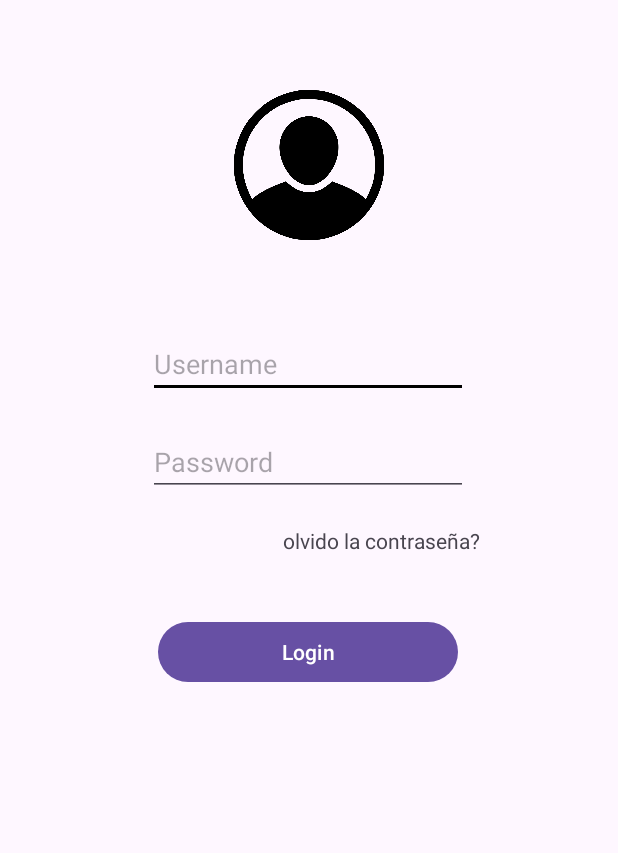
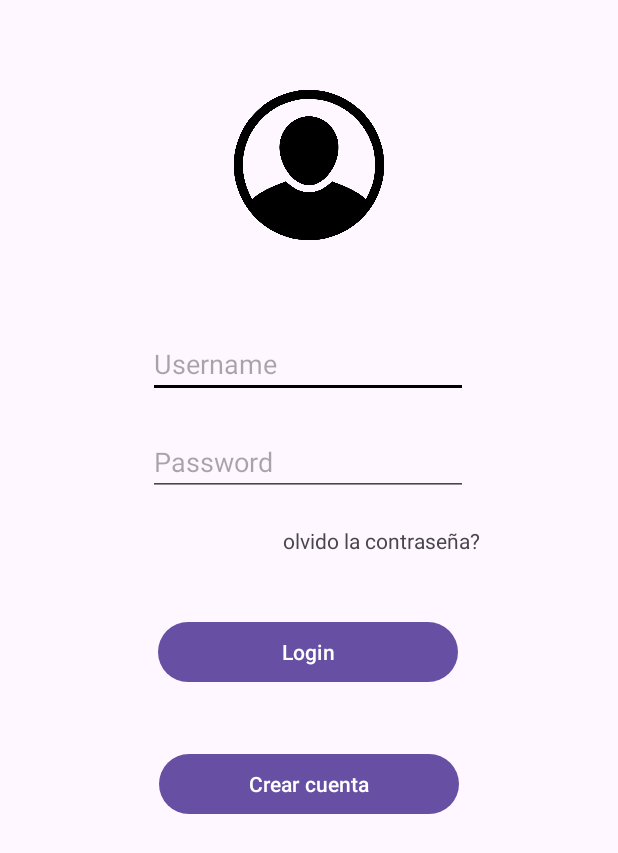
Before and after one commit to RutbelCarlosTC/IDSNP-loginsample, an Android app: the screen it shows after launch (MainActivity), on a phone screen of 412 x 824 dp. Shown: the top 853 px of the screen. Run offline under Robolectric (Android 15) with nearby library versions, the phone set to English and light mode, and no system bars.

Commit message:
layout login

```diff
--- a/app/src/main/res/layout/activity_main.xml
+++ b/app/src/main/res/layout/activity_main.xml
@@ -67,4 +67,16 @@
         app:layout_constraintTop_toTopOf="parent"
         app:srcCompat="@drawable/pngwing_com" />
 
+    <Button
+        android:id="@+id/btnAddAccount"
+        android:layout_width="200dp"
+        android:layout_height="wrap_content"
+        android:layout_marginTop="40dp"
+        android:text="Crear cuenta"
+        app:layout_constraintEnd_toEnd0f="parent"
+        app:layout_constraintEnd_toEndOf="parent"
+        app:layout_constraintStart_toStartOf="parent"
+        app:layout_constraintTop_toBottom0f="@+id/btnLogin"
+        app:layout_constraintTop_toBottomOf="@+id/btnLogin" />
+
 </androidx.constraintlayout.widget.ConstraintLayout>
```
